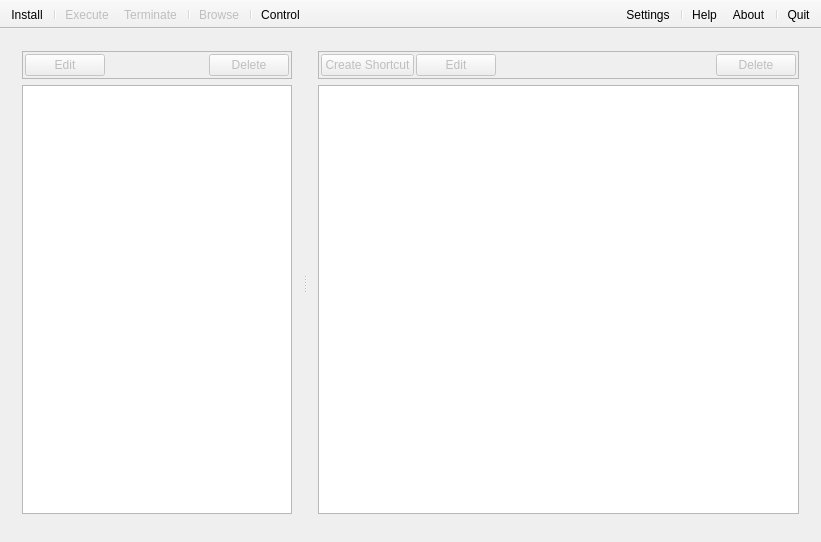
Old version of the form src/mainwindow.ui in the repository LLIAKAJL/WineWizard.
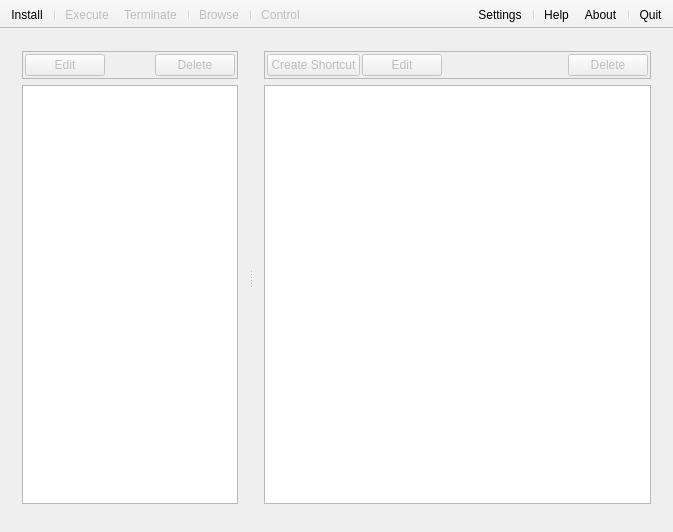
New version of the form. Icons and pictures are not drawn. Custom widgets are drawn as their Qt base class.

The edit to the form file:
```diff
--- a/src/mainwindow.ui
+++ b/src/mainwindow.ui
@@ -6,8 +6,8 @@
    <rect>
     <x>0</x>
     <y>0</y>
-    <width>821</width>
-    <height>542</height>
+    <width>673</width>
+    <height>532</height>
    </rect>
   </property>
   <property name="windowTitle">
@@ -332,6 +332,9 @@
    <property name="checkable">
     <bool>true</bool>
    </property>
+   <property name="enabled">
+    <bool>false</bool>
+   </property>
    <property name="icon">
     <iconset>
      <normaloff>.</normaloff>.</iconset>
```
Left out of the diff: 39 changed lines with no effect on the pictures.
